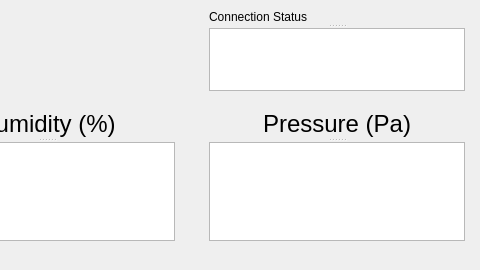
Old version of the form weather_station.ui in the repository mjhsoet/QtApp; both pictures show x 391 to 871 and y 0 to 270 of the 871 by 270 pixel window.
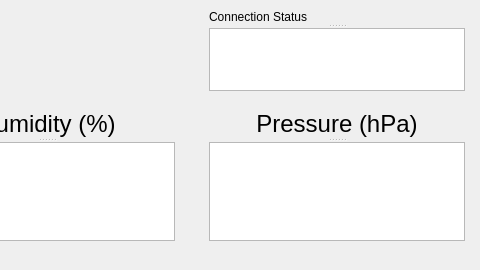
New version of the form.

```diff
--- a/weather_station.ui
+++ b/weather_station.ui
@@ -153,7 +153,7 @@
      </font>
     </property>
     <property name="text">
-     <string>Pressure (Pa)</string>
+     <string>Pressure (hPa)</string>
     </property>
     <property name="alignment">
      <set>Qt::AlignCenter</set>
```
